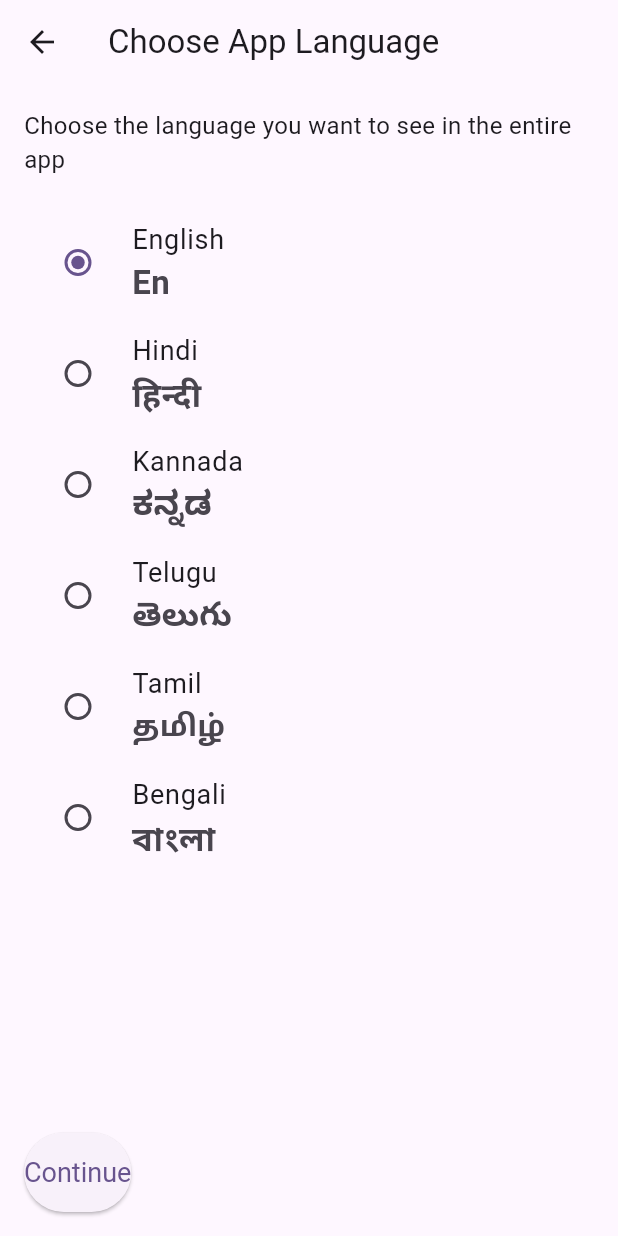
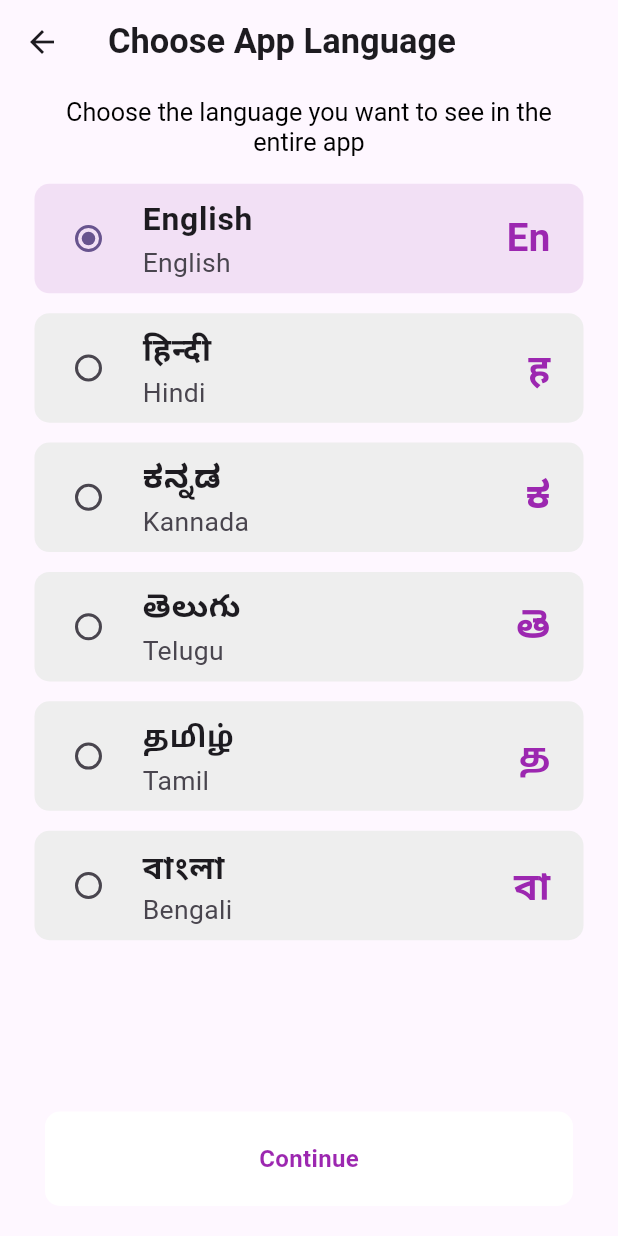
Before and after one commit to SumitSinghBharangar/delivery_driver_app, a Flutter app: the screen it shows after launch, after a tap on "English", on a phone screen of 412 x 824 dp. Run offline on Flutter 3.47's test engine with Material 3 defaults, Android fonts, the phone set to English and light mode, and no system bars; our stand-ins replace flutter_screenutil, iconsax, smooth_page_indicator.

Commit message:
Language page added

```diff
--- a/lib/common/buttons/dynamic_button.dart
+++ b/lib/common/buttons/dynamic_button.dart
@@ -43,7 +43,7 @@ class DynamicButton extends StatefulWidget {
         style: TextStyle(
           fontSize: 16,
           fontWeight: FontWeight.bold,
-          color: textColor ?? Colors.purple,
+          color: textColor,
         ),
       ),
     );
--- a/lib/features/auth/screens/onbording_screens/onbording_screen.dart
+++ b/lib/features/auth/screens/onbording_screens/onbording_screen.dart
@@ -1,14 +1,16 @@
 import 'package:flutter/material.dart';
 import 'package:flutter_screenutil/flutter_screenutil.dart';
-import 'package:iconsax/iconsax.dart';
+
 import 'package:smooth_page_indicator/smooth_page_indicator.dart';
 
 import 'package:vehicle_app/common/buttons/dynamic_button.dart';
 import 'package:vehicle_app/common/buttons/scale_button.dart';
 
 import 'package:vehicle_app/features/auth/screens/onbording_screens/page1.dart';
-import 'package:vehicle_app/features/language/select_language_screen.dart';
+
 import 'package:vehicle_app/features/utils/utils.dart';
+
+import '../../../language/language_screen.dart';
 
 class OnBordringScreen extends StatefulWidget {
   const OnBordringScreen({super.key});
--- /dev/null
+++ b/lib/features/language/language_screen.dart
@@ -0,0 +1,128 @@
+import 'package:flutter/material.dart';
+import 'package:flutter_screenutil/flutter_screenutil.dart';
+import 'package:vehicle_app/common/buttons/dynamic_button.dart';
+import 'package:vehicle_app/common/buttons/scale_button.dart';
+
+class LanguageSelectionScreen extends StatefulWidget {
+  const LanguageSelectionScreen({super.key});
+
+  @override
+  State<LanguageSelectionScreen> createState() =>
+      _LanguageSelectionScreenState();
+}
+
+class _LanguageSelectionScreenState extends State<LanguageSelectionScreen> {
+  String? selectedLanguage = 'English';
+
+  final languages = [
+    {'name': 'English', 'code': 'English', "ch": "En"},
+    {'name': 'Hindi', 'code': 'हिन्दी', "ch": "ह"},
+    {'name': 'Kannada', 'code': 'ಕನ್ನಡ', "ch": "ಕ"},
+    {'name': 'Telugu', 'code': 'తెలుగు', "ch": "తె"},
+    {'name': 'Tamil', 'code': 'தமிழ்', "ch": "த"},
+    {'name': 'Bengali', 'code': 'বাংলা', "ch": "বা"},
+  ];
+
+  @override
+  Widget build(BuildContext context) {
+    return Scaffold(
+      appBar: AppBar(
+        title: Text(
+          'Choose App Language',
+          style: TextStyle(
+            fontSize: 26.sp,
+            fontWeight: FontWeight.bold,
+          ),
+        ),
+      ),
+      body: Stack(
+        children: [
+          Padding(
+            padding: EdgeInsets.symmetric(horizontal: 24.w, vertical: 10.h),
+            child: Column(
+              crossAxisAlignment: CrossAxisAlignment.start,
+              children: [
+                RichText(
+                  textAlign: TextAlign.center,
+                  text: TextSpan(
+                    text:
+                        'Choose the language you want to see in the entire app',
+                    style: TextStyle(
+                      fontSize: 19.sp,
+                      color: Colors.black,
+                    ),
+                  ),
+                ),
+                SizedBox(height: 20.h),
+                Expanded(
+                  child: ListView.separated(
+                    separatorBuilder: (context, index) {
+                      return SizedBox(
+                        height: 15.h,
+                      );
+                    },
+                    itemCount: languages.length,
+                    itemBuilder: (context, index) {
+                      return AnimatedContainer(
+                        duration: const Duration(microseconds: 1500),
+                        decoration: BoxDecoration(
+                            color: selectedLanguage == languages[index]['name']
+                                ? Colors.purple.shade100.withOpacity(0.4)
+                                : Colors.grey.shade200,
+                            borderRadius: BorderRadius.circular(10)),
+                        child: Padding(
+                          padding: EdgeInsets.only(right: 23.w),
+                          child: Row(
+                            children: [
+                              Flexible(
+                                child: RadioListTile(
+                                  title: Text(
+                                    languages[index]['code']!,
+                                    style: TextStyle(
+                                        fontSize: 24.sp,
+                                        fontWeight: FontWeight.bold),
+                                  ),
+                                  subtitle: Text(
+                                    languages[index]['name']!,
+                                    style: TextStyle(fontSize: 20.sp),
+                                  ),
+                                  value: languages[index]['name'],
+                                  groupValue: selectedLanguage,
+                                  onChanged: (value) {
+                                    setState(() {
+                                      selectedLanguage = value as String?;
+                                    });
+                                  },
+                                ),
+                              ),
+                              Text(
+                                languages[index]['ch']!,
+                                style: TextStyle(
+                                    fontSize: 29.sp,
+                                    fontWeight: FontWeight.bold,
+                                    color: Colors.purple),
+                              ),
+                            ],
+                          ),
+                        ),
+                      );
+                    },
+                  ),
+                ),
+              ],
+            ),
+          ),
+          Positioned(
+              bottom: 20,
+              left: 30,
+              right: 30,
+              child: DynamicButton.fromText(
+                  text: "Continue",
+                  onPressed: () {
+                    Navigator.pop(context);
+                  })),
+        ],
+      ),
+    );
+  }
+}
--- a/lib/features/language/select_language_screen.dart
+++ /dev/null
@@ -1,80 +0,0 @@
-import 'package:flutter/material.dart';
-
-class LanguageSelectionScreen extends StatefulWidget {
-  const LanguageSelectionScreen({super.key});
-
-  @override
-  State<LanguageSelectionScreen> createState() =>
-      _LanguageSelectionScreenState();
-}
-
-class _LanguageSelectionScreenState extends State<LanguageSelectionScreen> {
-  String? selectedLanguage = 'English';
-
-  final languages = [
-    {'name': 'English', 'code': 'En'},
-    {'name': 'Hindi', 'code': 'हिन्दी'},
-    {'name': 'Kannada', 'code': 'ಕನ್ನಡ'},
-    {'name': 'Telugu', 'code': 'తెలుగు'},
-    {'name': 'Tamil', 'code': 'தமிழ்'},
-    {'name': 'Bengali', 'code': 'বাংলা'},
-  ];
-
-  @override
-  Widget build(BuildContext context) {
-    return Scaffold(
-      appBar: AppBar(
-        title: Text('Choose App Language'),
-      ),
-      body: Padding(
-        padding: const EdgeInsets.all(16.0),
-        child: Column(
-          crossAxisAlignment: CrossAxisAlignment.start,
-          children: [
-            Text(
-              'Choose the language you want to see in the entire app',
-              style: TextStyle(fontSize: 16),
-            ),
-            SizedBox(height: 20),
-            Expanded(
-              child: ListView.builder(
-                itemCount: languages.length,
-                itemBuilder: (context, index) {
-                  return RadioListTile(
-                    title: Text(
-                      languages[index]['name']!,
-                      style: TextStyle(fontSize: 18),
-                    ),
-                    subtitle: Text(
-                      languages[index]['code']!,
-                      style:
-                          TextStyle(fontSize: 22, fontWeight: FontWeight.bold),
-                    ),
-                    value: languages[index]['name'],
-                    groupValue: selectedLanguage,
-                    onChanged: (value) {
-                      setState(() {
-                        selectedLanguage = value as String?;
-                      });
-                    },
-                  );
-                },
-              ),
-            ),
-            ElevatedButton(
-              onPressed: () {
-                // Handle the continue action here
-              },
-              child: Text('Continue'),
-              style: ElevatedButton.styleFrom(
-                // Background color
-                padding: EdgeInsets.symmetric(vertical: 16),
-                textStyle: TextStyle(fontSize: 18),
-              ),
-            ),
-          ],
-        ),
-      ),
-    );
-  }
-}
```
Also changed, not shown: lib/features/auth/screens/login_screen.dart (line endings or trailing spaces).
